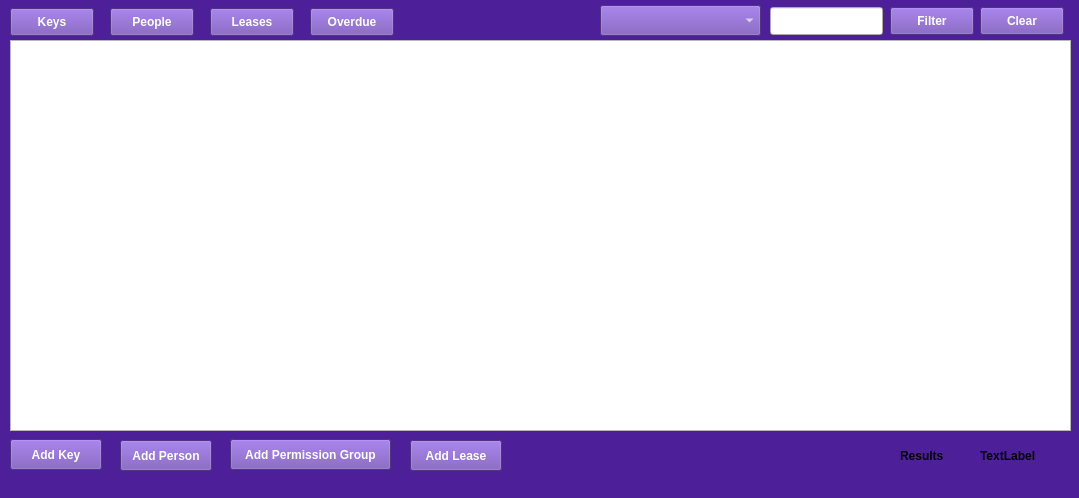
This is mainwindow.ui in kieranmckenzie/teamworking_key_management_app as Qt 5 draws it before an edit. The edited form follows.
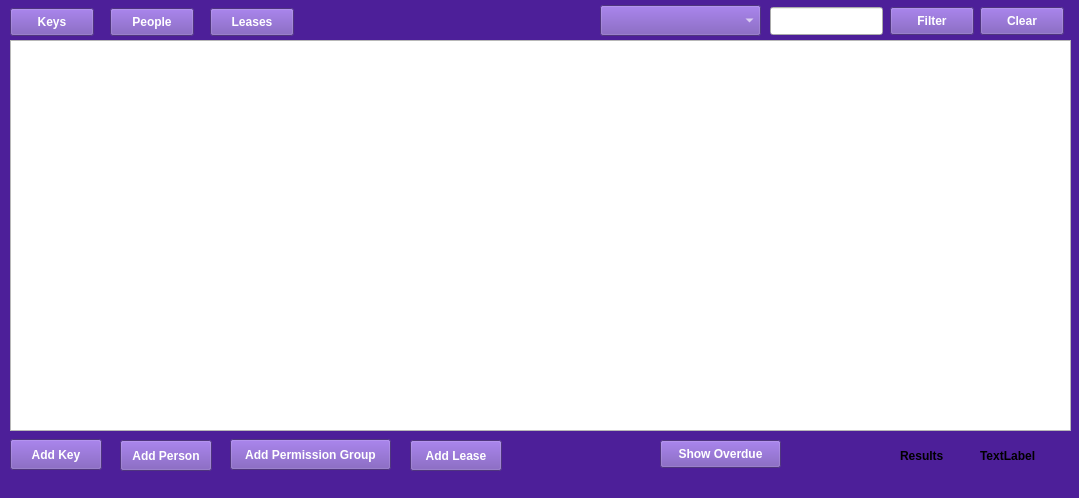
This is the edited form.

Commit message: Overdue button

Patch:
```diff
--- a/mainwindow.ui
+++ b/mainwindow.ui
@@ -224,14 +224,14 @@
    <widget class="QPushButton" name="main_overdueButton">
     <property name="geometry">
      <rect>
-      <x>310</x>
-      <y>8</y>
-      <width>84</width>
+      <x>660</x>
+      <y>440</y>
+      <width>121</width>
       <height>28</height>
      </rect>
     </property>
     <property name="text">
-     <string>Overdue</string>
+     <string>Show Overdue</string>
     </property>
    </widget>
   </widget>
```
The commit also changes 4 other files.
